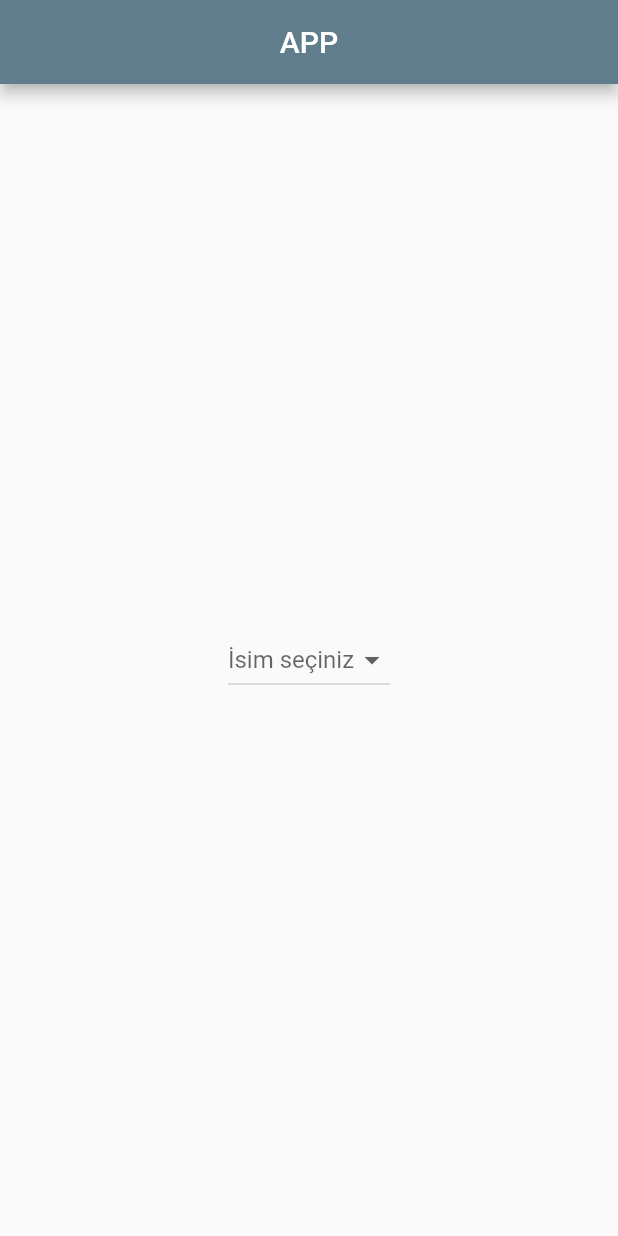
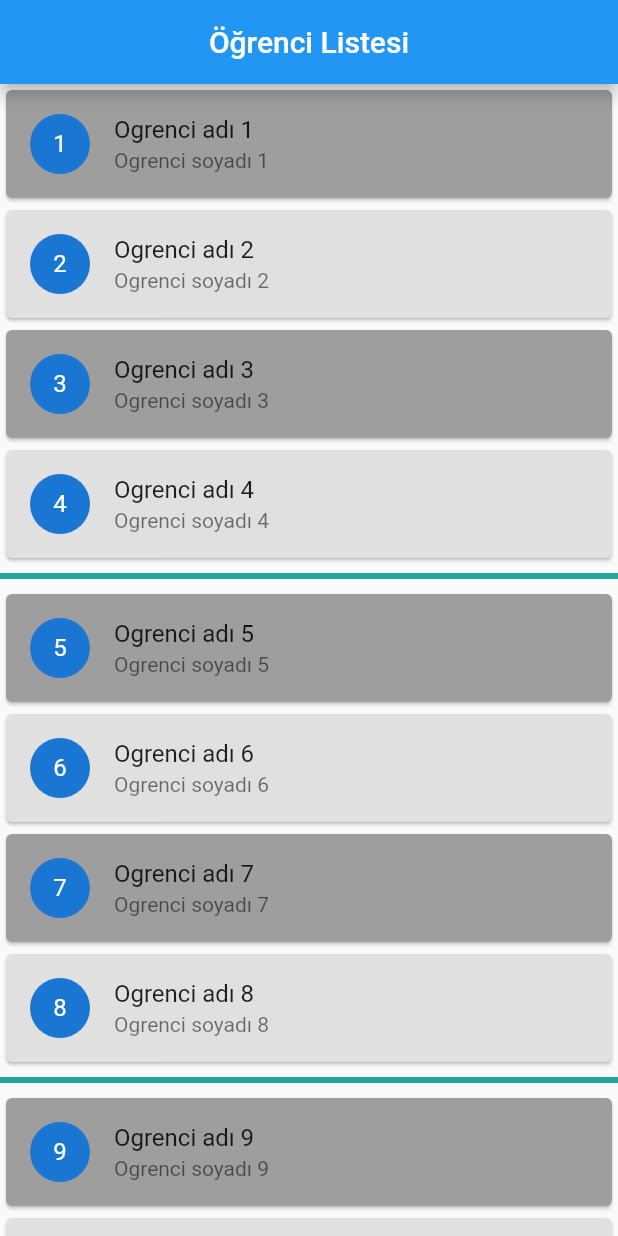
Before and after one commit to FurkanTanriover/flutter_study, a Flutter app: the screen it shows after launch, on a phone screen of 412 x 824 dp. Run offline on Flutter 3.47's test engine with Material 2 defaults, Android fonts, the phone set to English and light mode, and no system bars.

Commit message:
project updated
card listTile,divider,litsvView,itemBuilder ve seperatorBuiler çalışması

```diff
--- a/lib/button_türleri.dart
+++ b/lib/button_türleri.dart
@@ -1,5 +1,3 @@
-// ignore_for_file: deprecated_member_use
-
 import 'package:flutter/material.dart';
 
 class ButtonTypePage extends StatelessWidget {
--- /dev/null
+++ b/lib/list_view_kullanimi.dart
@@ -0,0 +1,77 @@
+import 'package:flutter/material.dart';
+
+class ListViewKullanimi extends StatelessWidget {
+  ListViewKullanimi({Key? key}) : super(key: key);
+
+  List<Ogrenci> tumOgrenciler = List.generate(
+      500,
+      (index) => Ogrenci(index + 1, "Ogrenci adı ${index + 1}",
+          "Ogrenci soyadı ${index + 1}"));
+
+  @override
+  Widget build(BuildContext context) {
+    return Scaffold(
+        appBar: AppBar(
+          centerTitle: true,
+          title: Text(
+            "Öğrenci Listesi",
+          ),
+        ),
+        body: buildListviewSeperated());
+  }
+
+  ListView buildListviewSeperated() {
+    return ListView.separated(
+        itemBuilder: (BuildContext context, int index) {
+          var oAnKiOgrenci = tumOgrenciler[index];
+          var oAnKiIndex = index + 1;
+          return Card(
+            color:
+                index % 2 == 0 ? Colors.grey.shade500 : Colors.grey.shade300,
+            child: ListTile(
+              onTap: () {
+                print("Tıklanan öğrenci=>$oAnKiIndex");
+              },
+              title: Text(oAnKiOgrenci.isim),
+              subtitle: Text(oAnKiOgrenci.soyIsim),
+              leading: CircleAvatar(
+                child: Text(oAnKiOgrenci.id.toString()),
+              ),
+            ),
+          );
+        },
+        itemCount: tumOgrenciler.length,
+        separatorBuilder: (context, index) {
+          var oAnKiIndex = index + 1;
+          if (oAnKiIndex % 4 == 0) {
+            return Divider(thickness: 4, color: Colors.teal.shade400);
+          } else {
+            return Container();
+          }
+        },
+      );
+  }
+
+  ListView ClassicListView() {
+    return ListView(
+      // her seferinde okunan öğrencileri al ve bir listtile oluştur içine yaz
+      children: tumOgrenciler
+          .map((Ogrenci ogr) => ListTile(
+                title: Text(ogr.isim),
+                subtitle: Text(ogr.soyIsim),
+                leading: CircleAvatar(
+                  child: Text(ogr.id.toString()),
+                ),
+              ))
+          .toList(),
+    );
+  }
+}
+
+class Ogrenci {
+  final int id;
+  final String isim;
+  final String soyIsim;
+
+  Ogrenci(this.id, this.isim, this.soyIsim);
+}
--- a/lib/main.dart
+++ b/lib/main.dart
@@ -1,6 +1,8 @@
 import 'package:flutter/material.dart';
 import 'package:flutter_temel_widget/button_t%C3%BCrleri.dart';
+import 'package:flutter_temel_widget/card_listtile.dart';
 import 'package:flutter_temel_widget/image_widgets.dart';
+import 'package:flutter_temel_widget/list_view_kullanimi.dart';
 import 'package:flutter_temel_widget/my_counter_page.dart';
 
 void main() {
@@ -11,18 +13,6 @@ class MyApp extends StatelessWidget {
   const MyApp({Key? key}) : super(key: key);
   @override
   Widget build(BuildContext context) {
-    return MaterialApp(
-      title: "MY APP",
-      theme: ThemeData(
-        primarySwatch: Colors.blueGrey,
-      ),
-      home: Scaffold(
-        appBar: AppBar(
-          centerTitle: true,
-          title: Text("APP"),
-        ),
-        body: DropdownPage(),
-      ),
-    );
+    return MaterialApp(title: "MY APP", home: ListViewKullanimi());
   }
 }
```
Also changed, not shown: lib/card_listtile.dart (added, +82 -0 lines).
